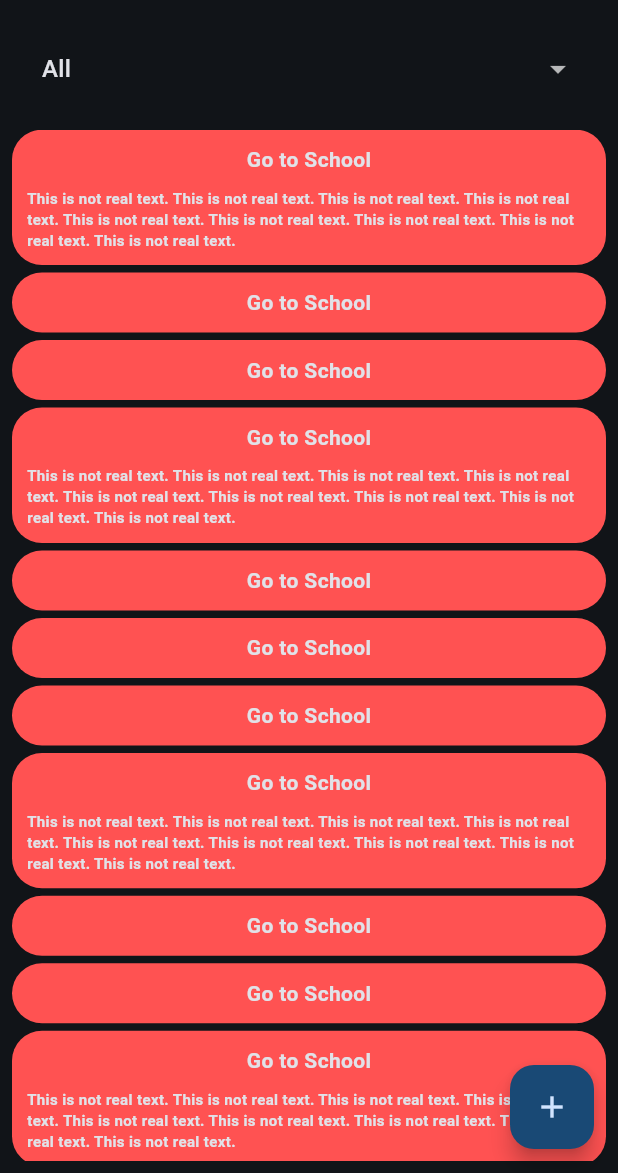
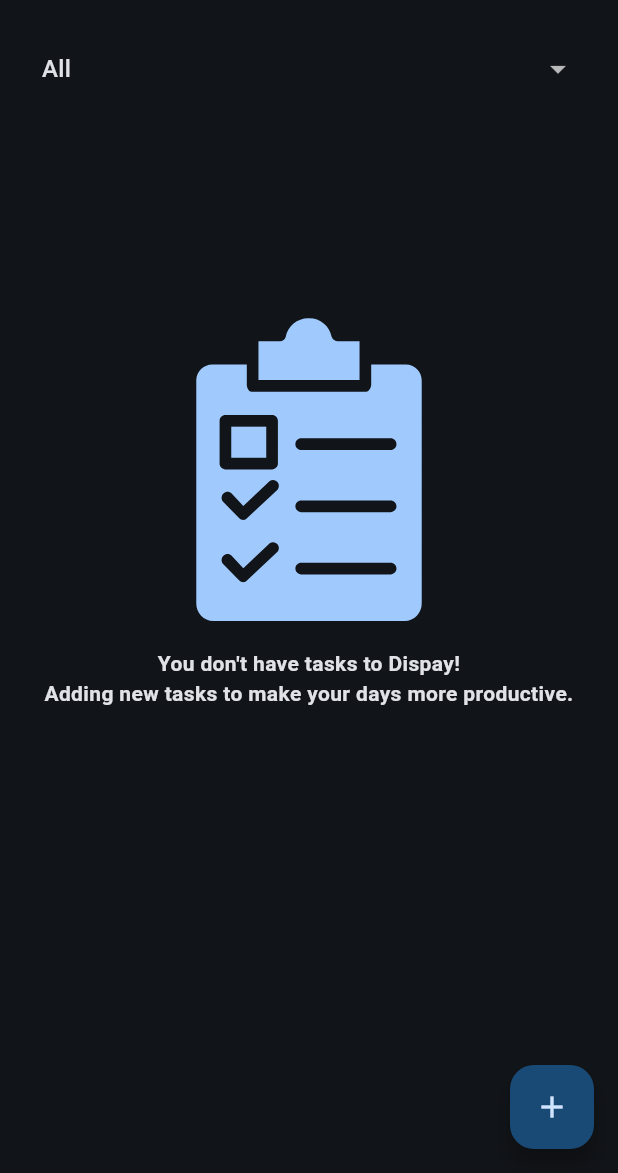
Before and after one commit to AhmedEl-Shamy/to_do_app, a Flutter app: the screen it shows after launch, after a tap on the "dark mode" icon, on a phone screen of 412 x 824 dp, the part 63-1236 px from its top. Run offline on Flutter 3.47's test engine with Material 2 defaults, Android fonts, the phone set to English and light mode, and no system bars; our stand-ins replace flutter_bloc, flutter_svg.

Commit message:
Add logic to the task cubit

```diff
--- a/lib/Cubits/task_cubit/task_cubit.dart
+++ b/lib/Cubits/task_cubit/task_cubit.dart
@@ -2,11 +2,12 @@ import 'package:flutter/material.dart';
 import 'package:flutter_bloc/flutter_bloc.dart';
 import 'package:to_do/Models/task.dart';
 import 'package:to_do/Models/config.dart';
+
 part 'task_state.dart';
 
 class TaskCubit extends Cubit<TaskState> {
   TaskCubit() : super(TaskInitial());
-  late List<Task> tasks;
+  late List<Task> tasks = List.empty(growable: true);
   String tasksOption = 'all';
   TextEditingController nameC = TextEditingController();
   TextEditingController noteC = TextEditingController();
@@ -18,21 +19,38 @@ class TaskCubit extends Cubit<TaskState> {
   String repeated = 'none';
   int reminder = 0;
 
-  void setNewTask() {
-
+  int lastTaskId = 0; //Until finishing the db
+  void addNewTask() {
+    tasks.add(Task(
+      name: nameC.text,
+      note:  noteC.text,
+      color: taskColor,
+      repeat: repeated,
+      reminder: reminder,
+      startTime: startTime,
+      endtTime: endTime,
+      date: date,
+      endDate: endDate,
+      id: lastTaskId,
+    ));
+    lastTaskId++;
+    emit(TaskUpdated());
   }
 
-  void getTasks() {
-    tasks = constTasks;
-    emit(TaskUpdated());
-  }
+  // void getTasks() {
+  //   tasks = constTasks;
+  //   emit(TaskUpdated());
+  // }
 
   void changeTaskOption(String? value) {
     tasksOption = value!;
     emit(TasksOptionChanged());
   }
 
-  void deleteTasks() {}
+  void deleteTasks(int taskId) {
+    tasks.removeAt(tasks.indexWhere((element) => element.id == taskId));
+    emit(TaskUpdated());
+  }
 
   void editTask() {}
 
@@ -43,17 +61,32 @@ class TaskCubit extends Cubit<TaskState> {
 
   void changeEndDate(DateTime endDate) {
     this.endDate = endDate;
+    endTime = startTime.add(const Duration(hours: 1));
     emit(AddTaskEndDateChanged());
+    emit(AddTaskEndTimeChanged());
   }
 
-  void changeStartTime(DateTime startTime) {
-    this.startTime = startTime;
+  void changeStartTime(DateTime time) {
+    if (time.compareTo(DateTime.now()) < 0) {
+      date = date.add(const Duration(days: 1));
+      if (endDate != null && endDate!.compareTo(date) < 0) {
+        endDate = endDate!.add(const Duration(days: 1));
+      }
+    }
+    startTime = time;
     emit(AddTaskStartTimeChanged());
+    emit(AddTaskDateChanged());
+    emit(AddTaskEndDateChanged());
   }
 
   void changeEndTime(DateTime endTime) {
     this.endTime = endTime;
+    endDate = date;
+    if (endTime.compareTo(startTime) < 0) {
+      endDate = endDate!.add(const Duration(days: 1));
+    }
     emit(AddTaskEndTimeChanged());
+    emit(AddTaskEndDateChanged());
   }
 
   void changeRepeated(String? value) {
--- a/lib/Models/config.dart
+++ b/lib/Models/config.dart
@@ -1,5 +1,4 @@
 import 'package:flutter/material.dart';
-import 'package:to_do/Models/task.dart';
 
 class SizeConfig{
   static late MediaQueryData mediaQueryData;
@@ -17,32 +16,7 @@ class SizeConfig{
   }
 }
 
-List<Task> constTasks = [
-  Task(name: 'Go to School', note: 'This is not real text. This is not real text. This is not real text. This is not real text. This is not real text. This is not real text. This is not real text. This is not real text. This is not real text.'),
-  Task(name: 'Go to School',),
-  Task(name: 'Go to School',),
-  Task(name: 'Go to School', note: 'This is not real text. This is not real text. This is not real text. This is not real text. This is not real text. This is not real text. This is not real text. This is not real text. This is not real text.'),
-  Task(name: 'Go to School',),
-  Task(name: 'Go to School',),
-  Task(name: 'Go to School',),
-  Task(name: 'Go to School', note: 'This is not real text. This is not real text. This is not real text. This is not real text. This is not real text. This is not real text. This is not real text. This is not real text. This is not real text.'),
-  Task(name: 'Go to School',),
-  Task(name: 'Go to School',),
-  Task(name: 'Go to School', note: 'This is not real text. This is not real text. This is not real text. This is not real text. This is not real text. This is not real text. This is not real text. This is not real text. This is not real text.'),
-  Task(name: 'Go to School',),
-  Task(name: 'Go to School',),
-  Task(name: 'Go to School',),
-  Task(name: 'Go to School', note: 'This is not real text. This is not real text. This is not real text. This is not real text. This is not real text. This is not real text. This is not real text. This is not real text. This is not real text.'),
-  Task(name: 'Go to School',),
-  Task(name: 'Go to School',),
-  Task(name: 'Go to School', note: 'This is not real text. This is not real text. This is not real text. This is not real text. This is not real text. This is not real text. This is not real text. This is not real text. This is not real text.'),
-  Task(name: 'Go to School',),
-  Task(name: 'Go to School',),
-  Task(name: 'Go to School',),
-];
-
 class ThemeColors {
   static final ColorScheme lightScheme = ColorScheme.fromSeed(seedColor: Colors.blue, brightness: Brightness.light);
   static final ColorScheme darkScheme = ColorScheme.fromSeed(seedColor: Colors.blue, brightness: Brightness.dark);
-
 }
--- a/lib/Models/task.dart
+++ b/lib/Models/task.dart
@@ -1,21 +1,29 @@
+
 import 'package:flutter/material.dart';
 
 class Task {
+  int id;
   String name;
   String note;
   Color color;
   String repeat;
-  String date;
-  String startTime;
-  String endtTime;
+  DateTime date;
+  DateTime? endDate;
+  DateTime startTime;
+  DateTime? endtTime;
+  int reminder;
+  bool isFinished = false;
 
   Task({
     required this.name,
+    required this.date,
+    required this.endDate,
+    required this.startTime,
+    required this.endtTime,
+    this.id = 0,
     this.note = '',
     this.color = Colors.redAccent,
-    this.date = 'none',
     this.repeat = 'none',
-    this.startTime = 'none',
-    this.endtTime = 'none',
+    this.reminder = 0,
   });
 }
--- a/lib/UI/home.dart
+++ b/lib/UI/home.dart
@@ -1,4 +1,5 @@
 import 'package:flutter/material.dart';
+import 'package:flutter_svg/flutter_svg.dart';
 import '../Models/config.dart';
 import 'package:flutter_bloc/flutter_bloc.dart';
 import '../Cubits/theme_cubit/theme_cubit.dart';
@@ -12,7 +13,7 @@ class HomePage extends StatelessWidget {
   @override
   Widget build(BuildContext context) {
     SizeConfig.init(context);
-    BlocProvider.of<TaskCubit>(context).getTasks();
+    // BlocProvider.of<TaskCubit>(context).getTasks();
     return BlocBuilder<ThemeCubit, ThemeState>(
       builder: (context, state) {
         return SafeArea(
@@ -46,7 +47,7 @@ class HomePage extends StatelessWidget {
                 BlocProvider.of<TaskCubit>(context).restoreDefaults();
                 showDialog(
                   context: context,
-                builder: (context) =>  AddTaskWidget(),
+                  builder: (context) => AddTaskWidget(),
                 );
               },
               child: const Icon(Icons.add),
@@ -65,14 +66,71 @@ class HomePage extends StatelessWidget {
                         focusColor: Colors.transparent,
                         value: BlocProvider.of<TaskCubit>(context).tasksOption,
                         items: const [
-                          DropdownMenuItem(value: 'all',child: Text('All'),),
-                          DropdownMenuItem(value: 'day',child: Text('Day'),),
-                          DropdownMenuItem(value: 'custom',child: Text('Custom'),),
+                          DropdownMenuItem(
+                            value: 'all',
+                            child: Text('All'),
+                          ),
+                          DropdownMenuItem(
+                            value: 'day',
+                            child: Text('Day'),
+                          ),
+                          DropdownMenuItem(
+                            value: 'custom',
+                            child: Text('Custom'),
+                          ),
                         ],
-                        onChanged: BlocProvider.of<TaskCubit>(context).changeTaskOption,
+                        onChanged: BlocProvider.of<TaskCubit>(context)
+                            .changeTaskOption,
                       ),
-                      SizedBox(height: SizeConfig.heightBlock * 2,),
-                      Expanded(
+                      SizedBox(
+                        height: SizeConfig.heightBlock * 2,
+                      ),
+                      (BlocProvider.of<TaskCubit>(context)).tasks.isNotEmpty
+                          ? _displayTasks(context: context)
+                          : _noTasksMsg(context: context),
+                    ],
+                  );
+                },
+              ),
+            ),
+          ),
+        );
+      },
+    );
+  }
+
+  Expanded _noTasksMsg({required BuildContext context}) {
+    return Expanded(
+      child: Column(
+        children: [
+          SizedBox(
+            height: SizeConfig.heightBlock * 15,
+          ),
+          SvgPicture.asset(
+            'images/task.svg',
+            width: SizeConfig.widthBlock * 50,
+            colorFilter: ColorFilter.mode(
+              Theme.of(context).colorScheme.primary,
+              BlendMode.srcIn,
+            ),
+          ),
+          SizedBox(
+            height: SizeConfig.heightBlock * 2,
+          ),
+          const Text(
+            'You don\'t have tasks to Dispay!\nAdding new tasks to make your days more productive.',
+            textAlign: TextAlign.center,
+            style: TextStyle(
+              fontWeight: FontWeight.bold,
+            ),
+          )
+        ],
+      ),
+    );
+  }
+
+  Expanded _displayTasks({required BuildContext context}) {
+    return Expanded(
       child: ListView(
         children: BlocProvider.of<TaskCubit>(context)
             .tasks
@@ -88,15 +146,6 @@ class HomePage extends StatelessWidget {
             )
             .toList(),
       ),
-                      ),
-                    ],
-                  );
-                },
-              ),
-            ),
-          ),
-        );
-      },
     );
   }
 }
```
Also changed, not shown: lib/Widgets/add_task_widget.dart (+23 -14 lines), lib/Widgets/task_widget.dart (+159 -20 lines), pubspec.yaml (+4 -3 lines), pubspec.lock. Lines whose indentation alone changed are shown as unchanged.
